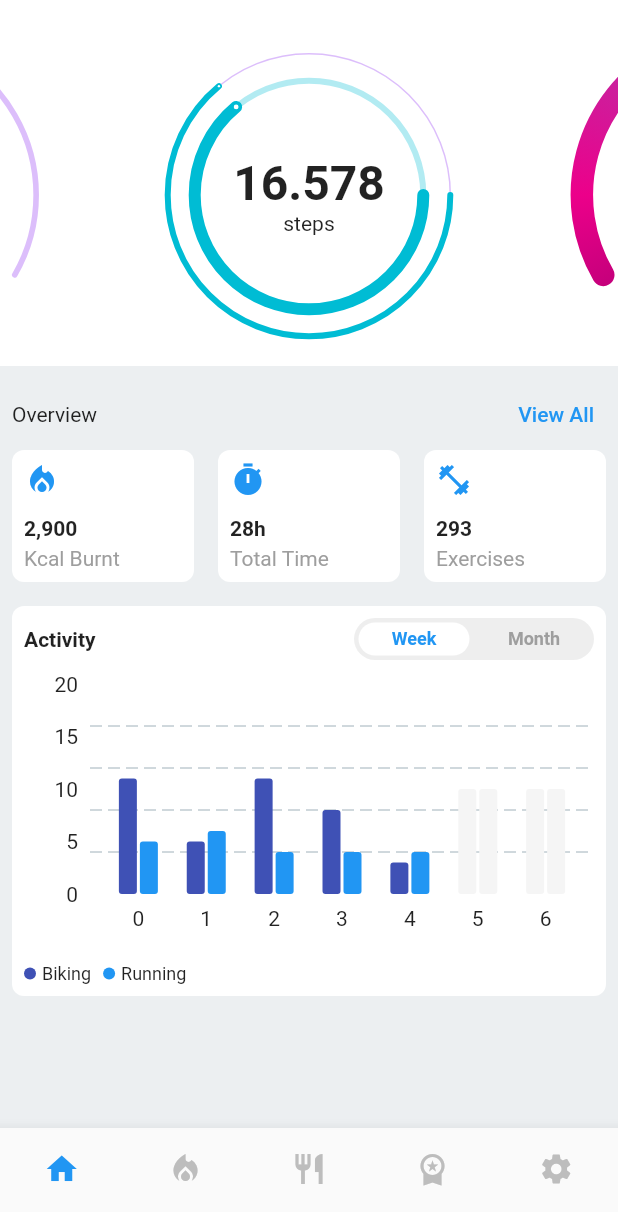
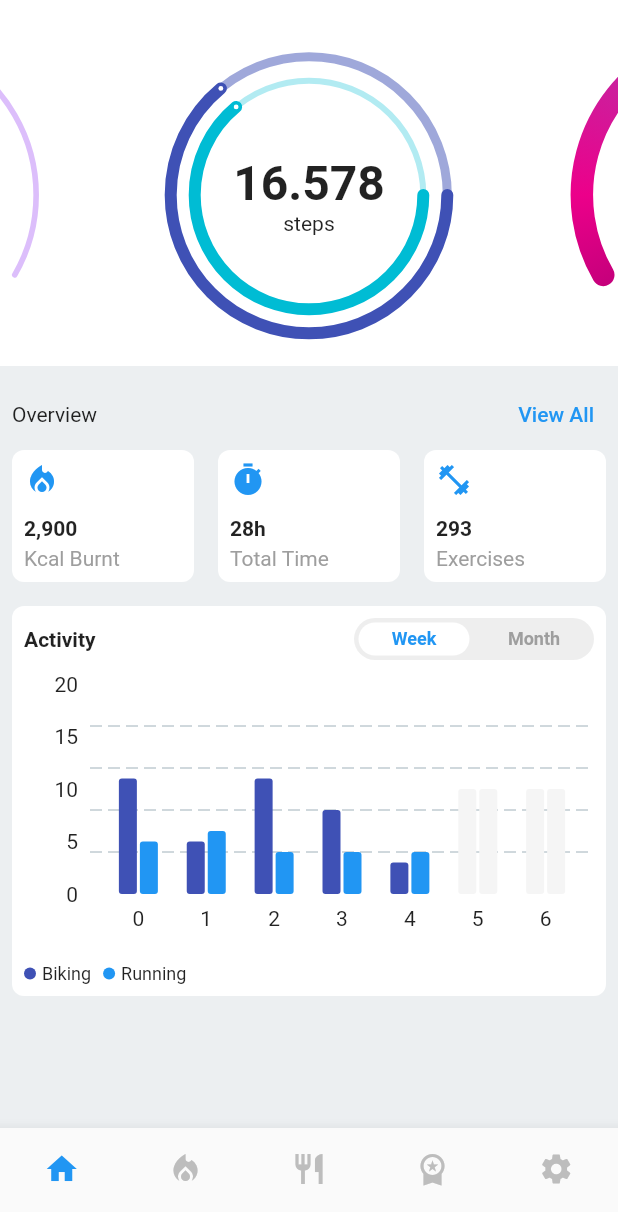
Before and after one commit to JAICHANGPARK/flutter_notebook_19th_story, a Flutter app: the FitnessMobileMainPage screen opened directly, on a phone screen of 412 x 824 dp, the part 24-1236 px from its top. Run offline on Flutter 3.47's test engine with Material 2 defaults, Android fonts, the phone set to English and light mode, and no system bars; drawn by our look-alikes of fl_chart, sleek_circular_slider; our stand-ins replace bubble_tab_indicator, cached_network_image, countup, flutter_riverpod, freezed_annotation, smooth_page_indicator and 1 more; network calls fail.

Commit message:
Update fitness_home_widget.dart

```diff
--- a/lib/ep1143_fitness_mobile_app/src/ui/widget/fitness_home_widget.dart
+++ b/lib/ep1143_fitness_mobile_app/src/ui/widget/fitness_home_widget.dart
@@ -84,9 +84,11 @@ class _FitnessHomeWidgetState extends State<FitnessHomeWidget> {
                               appearance: CircularSliderAppearance(
                                 angleRange: 360.0,
                                 startAngle: 0,
-                                customWidths: CustomSliderWidths(progressBarWidth: 4),
+                                customWidths: CustomSliderWidths(progressBarWidth: 8,
+                                trackWidth: 6),
                                 customColors: CustomSliderColors(
-                                  progressBarColor: Colors.cyan,
+                                  progressBarColor: Colors.indigo,
+                                  trackColor: Colors.indigo[200]
                                 ),
                               ),
                               innerWidget: (p) {
```
